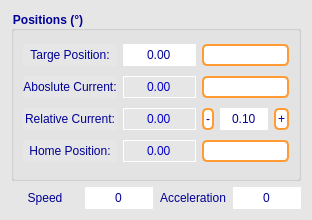
Above: GUI_files/rot_motor_widget.ui from goegilein/Controller before the change. Below: the same form after it.
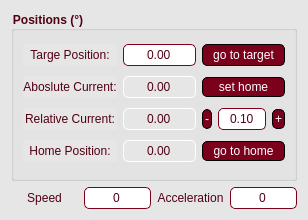
That is the form after the change. Icons and pictures are not drawn.

Diff of the .ui file:
```diff
--- a/GUI_files/rot_motor_widget.ui
+++ b/GUI_files/rot_motor_widget.ui
@@ -6,7 +6,7 @@
    <rect>
     <x>0</x>
     <y>0</y>
-    <width>312</width>
+    <width>308</width>
     <height>220</height>
    </rect>
   </property>
@@ -16,13 +16,21 @@
   <property name="styleSheet">
    <string notr="true">QWidget{
 background-color: rgb(230,230,230);
+}
 
+QGroupBox{
+color:  rgb(80, 0, 19);  /* Text color */
+font-weight: bold;  /* Bold text */
+}
+
+QLabel{
+color:  rgb(80, 0, 19);;  /* Text color */
 }
 
 QPushButton {
-	background-color: rgb(255,255,255);  /* Background color */
-    color: rgb(0, 0, 150);  /* Text color */
-    border: 2px solid rgb(255,155, 50);  /* Border color */
+	background-color: rgb(122,0,28);  /* Background color */
+	border: 1px solid rgb(0, 0, 0);
+    color: rgb(255, 255, 255);  /* Text color */
     border-radius: 5px;  /* Rounded edges */
 	padding: 2px;
 }
@@ -38,59 +46,51 @@
 	border: 3px solid rgb(205, 85, 0);
 }
 QPushButton:clicked {
-   background-color: rgb(200, 200, 210);  /* Background color when pressed */
-	border:  rgb(205, 85, 0);
+   background-color: rgb(80,0,19);  /* Background color when pressed */
+	border-color:  rgb(0,0, 0);
 }
 
 QPushButton:checked {
-    background-color: rgb(220,120, 15);
-	border: 3px solid rgb(205, 105, 0);
+    background-color: rgb(255,255,255);
+	color:  rgb(80, 0, 19);
+	border: 2px solid rgb(122, 0, 28);
 	font-weight: bold;  /* Bold text */
 }
 
 QPushButton:disabled {
-    background-color: rgb(220,220, 220);
-	border: 3px solid rgb(205, 105, 0);
-	font-weight: bold;  /* Bold text */
+    background-color: rgb(180,180, 180);
+	border: 1px solid rgb(0, 0,0);
 }
 
 QDoubleSpinBox:enabled{
 background-color: rgb(255,255,255);
-color: rgb(0, 0, 150);  /* Text color */
-border: 1px solid rgb(255,255,255);  /* Border color */
-border-radius: 1px;  /* Rounded edges */
+color:  rgb(80, 0, 19);  /* Text color */
+border: 1px solid  rgb(122, 0, 28);  /* Border color */
+border-radius: 5px;  /* Rounded edges */
 padding : 2px;
 }
 QDoubleSpinBox:disabled{
-color: rgb(0, 0, 200);  /* Text color */
+color: rgb(80, 0, 19);  /* Text color */
 border: 1px solid rgb(255,255,255);  /* Border color */
-border-radius: 1px;  /* Rounded edges */
+border-radius: 5px;  /* Rounded edges */
 padding : 2px;
 }
 
 QSpinBox:enabled{
 background-color: rgb(255,255,255);
-color: rgb(0, 0, 150);  /* Text color */
-border: 1px solid rgb(255,255,255);  /* Border color */
-border-radius: 1px;  /* Rounded edges */
+color:  rgb(80, 0, 19);  /* Text color */
+border: 1px solid  rgb(122, 0, 28);  /* Border color */
+border-radius: 5px;  /* Rounded edges */
 padding : 2px;
+
 }
 QSpinBox:disabled{
-color: rgb(0, 0, 200);  /* Text color */
+color: rgb(80, 0, 19);  /* Text color */
 border: 1px solid rgb(255,255,255);  /* Border color */
-border-radius: 1px;  /* Rounded edges */
+border-radius: 5px;  /* Rounded edges */
 padding : 2px;
 }
 
-QGroupBox{
-color: rgb(0, 0, 150);  /* Text color */
-font-weight: bold;  /* Bold text */
-}
-
-QLabel{
-color: rgb(0, 0, 150);  /* Text color */
-}
-
 QPlainTextEdit{
 background-color: rgb(255,255,255);
 border-radius: 5px;  /* Rounded edges */
@@ -98,31 +98,31 @@
 
 QLineEdit:endabled{
 background-color: rgb(255,255,255);
-color: rgb(0, 0, 150);  /* Text color */
-border: 3px solid rgb(255,155,50);  /* Border color */
+color:  rgb(80, 0, 19);  /* Text color */
+border: 1px solid rgb(0,0,0);  /* Border color */
 border-radius: 5px;  /* Rounded edges */
 padding : 2px;
 }
 
 QLineEdit:disabled{
 background-color: rgb(230,230,230);
-color: rgb(0, 0, 150);  /* Text color */
-border: 1px solid rgb(255,255,255);  /* Border color */
+color:  rgb(80, 0, 19);  /* Text color */
+border: 1px solid rgb(0,0,0);  /* Border color */
 border-radius: 5px;  /* Rounded edges */
 padding : 2px;
 }
 
 QComboBox{
-background-color: rgb(220,220,220);
-color: rgb(0, 0, 150);  /* Text color */
-border: 3px solid rgb(255,155,50);  /* Border color */
+background-color: rgb(255,255,255);
+color:  rgb(80, 0, 19);  /* Text color */
+border: 1px solid rgb(0,0,0);  /* Border color */
 border-radius: 5px;  /* Rounded edges */
 padding : 2px;
 }
 
 QTabBar::tab {
-    color: rgb(0, 0, 150); 
-    border: 2px solid rgb(255,155,50);
+    color:  rgb(80, 0, 19); 
+    border: 1px solid rgb(122,0,28);
     padding: 5px;
     border-top-left-radius: 5px;
     border-top-right-radius: 5px;
@@ -130,16 +130,17 @@
 }
 
 QTabBar::tab:selected {
-    color:rgb(0, 0, 150); 
+    color:  rgb(80, 0, 19); 
     background-color: rgb(255, 255, 255); ;
     font-weight: bold;
-	border: 3px solid rgb(235, 135, 30);
+	border: 2px solid rgb(122, 0, 28);
 }
 
 QTabBar::tab:hover {
-    color: rgb(0, 0, 200); /* Slightly lighter orange */
-	background-color: rgb(245, 245, 255); ;
-}</string>
+    color:  rgb(122, 0, 28); /* Slightly lighter orange */
+	background-color: rgb(245, 245, 245); ;
+}
+</string>
   </property>
   <layout class="QGridLayout" name="gridLayout">
    <item row="1" column="3">
@@ -307,7 +308,7 @@
          </sizepolicy>
         </property>
         <property name="text">
-         <string/>
+         <string>go to target</string>
         </property>
         <property name="icon">
          <iconset>
@@ -324,7 +325,7 @@
       <item row="3" column="2">
        <widget class="QPushButton" name="move_to_home_button">
         <property name="text">
-         <string/>
+         <string>go to home</string>
         </property>
         <property name="icon">
          <iconset>
@@ -341,7 +342,7 @@
       <item row="1" column="2">
        <widget class="QPushButton" name="set_home_button">
         <property name="text">
-         <string/>
+         <string>set home</string>
         </property>
         <property name="icon">
          <iconset>
```
Left out of the diff: 10 changed lines with no effect on the pictures.
